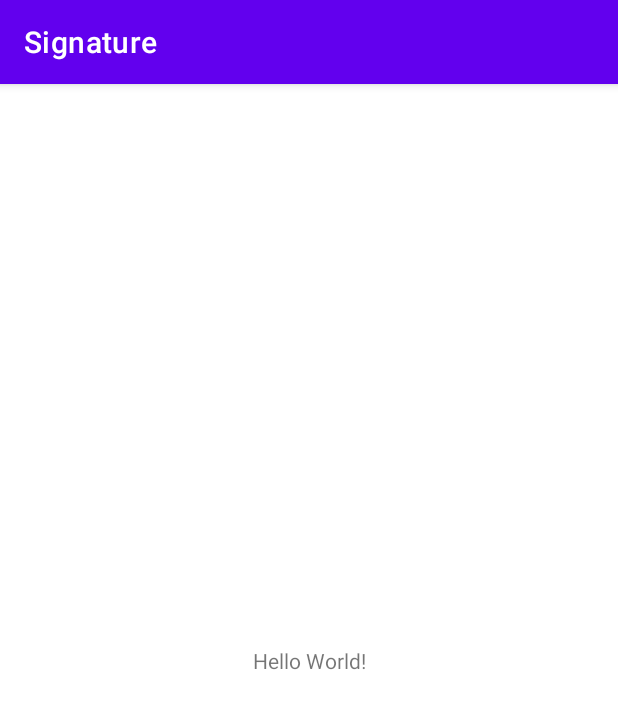
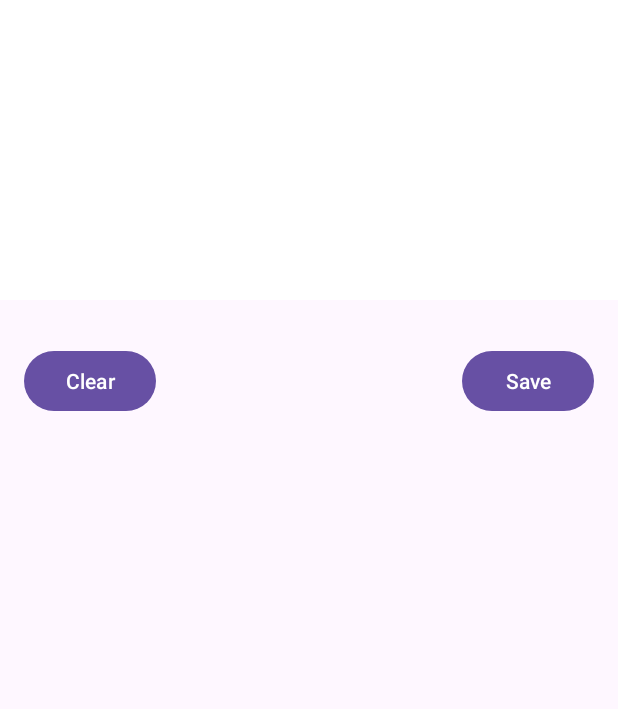
Before and after one commit to Concyline/Signature, an Android app: the screen it shows after launch (MainActivity), on a phone screen of 412 x 824 dp. Shown: the top 709 px of the screen. Run offline under Robolectric (Android 15) with nearby library versions, the phone set to English and light mode, and no system bars.

```diff
--- a/app/src/main/AndroidManifest.xml
+++ b/app/src/main/AndroidManifest.xml
@@ -1,9 +1,11 @@
 <?xml version="1.0" encoding="utf-8"?>
 <manifest xmlns:android="http://schemas.android.com/apk/res/android"
-    package="br.com.signature">
+    xmlns:tools="http://schemas.android.com/tools">
 
     <application
         android:allowBackup="true"
+        android:dataExtractionRules="@xml/data_extraction_rules"
+        android:fullBackupContent="@xml/backup_rules"
         android:icon="@mipmap/ic_launcher"
         android:label="@string/app_name"
         android:roundIcon="@mipmap/ic_launcher_round"
--- a/app/src/main/java/br/com/signature/MainActivity.java
+++ b/app/src/main/java/br/com/signature/MainActivity.java
@@ -1,14 +1,68 @@
 package br.com.signature;
 
+import android.graphics.Bitmap;
+import android.graphics.Color;
+import android.os.Bundle;
+import android.view.View;
+import android.widget.Button;
+import android.widget.ImageView;
+
+import androidx.activity.EdgeToEdge;
 import androidx.appcompat.app.AppCompatActivity;
-
-import android.os.Bundle;
+import androidx.core.graphics.Insets;
+import androidx.core.view.ViewCompat;
+import androidx.core.view.WindowInsetsCompat;
 
 public class MainActivity extends AppCompatActivity {
+
+    private SignaturePad mSignaturePad;
 
     @Override
     protected void onCreate(Bundle savedInstanceState) {
         super.onCreate(savedInstanceState);
+        EdgeToEdge.enable(this);
         setContentView(R.layout.activity_main);
+
+        mSignaturePad = findViewById(R.id.signature_pad);
+        mSignaturePad.setPenColor(Color.BLACK);
+
+        mSignaturePad.setOnSignedListener(new SignaturePad.OnSignedListener() {
+            @Override
+            public void onStartSigning() {
+                System.out.println("OnStartSigning");
+            }
+
+            @Override
+            public void onSigned() {
+                System.out.println("onSigned");
+            }
+
+            @Override
+            public void onClear() {
+                System.out.println("onClear");
+            }
+        });
+
+        findViewById(R.id.clear).setOnClickListener(new View.OnClickListener() {
+            @Override
+            public void onClick(View view) {
+                mSignaturePad.clear();
+            }
+        });
+
+
+        findViewById(R.id.save).setOnClickListener(new View.OnClickListener() {
+            @Override
+            public void onClick(View view) {
+                Bitmap signatureBitmap = mSignaturePad.getSignatureBitmap();
+
+                ImageView imageView = findViewById(R.id.imageView);
+
+                imageView.setImageBitmap(signatureBitmap);
+
+                int x = 0;
+            }
+        });
+
     }
 }
--- a/app/src/main/res/layout/activity_main.xml
+++ b/app/src/main/res/layout/activity_main.xml
@@ -2,17 +2,52 @@
 <androidx.constraintlayout.widget.ConstraintLayout xmlns:android="http://schemas.android.com/apk/res/android"
     xmlns:app="http://schemas.android.com/apk/res-auto"
     xmlns:tools="http://schemas.android.com/tools"
+    android:id="@+id/main"
     android:layout_width="match_parent"
     android:layout_height="match_parent"
     tools:context=".MainActivity">
 
-    <TextView
+    <br.com.signature.SignaturePad
+        android:id="@+id/signature_pad"
+        android:layout_width="0dp"
+        android:layout_height="200dp"
+        android:background="#FFF"
+        app:layout_constraintBottom_toBottomOf="parent"
+        app:layout_constraintEnd_toEndOf="parent"
+        app:layout_constraintHorizontal_bias="0.0"
+        app:layout_constraintStart_toStartOf="parent"
+        app:layout_constraintTop_toTopOf="parent"
+        app:layout_constraintVertical_bias="0.0"
+        app:penColor="@android:color/black" />
+
+    <Button
+        android:id="@+id/clear"
         android:layout_width="wrap_content"
         android:layout_height="wrap_content"
-        android:text="Hello World!"
-        app:layout_constraintBottom_toBottomOf="parent"
-        app:layout_constraintLeft_toLeftOf="parent"
-        app:layout_constraintRight_toRightOf="parent"
-        app:layout_constraintTop_toTopOf="parent" />
+        android:layout_marginStart="16dp"
+        android:layout_marginTop="30dp"
+        android:text="Clear"
+        app:layout_constraintStart_toStartOf="parent"
+        app:layout_constraintTop_toBottomOf="@+id/signature_pad" />
+
+    <Button
+        android:id="@+id/save"
+        android:layout_width="wrap_content"
+        android:layout_height="wrap_content"
+        android:layout_marginTop="30dp"
+        android:layout_marginEnd="16dp"
+        android:text="Save"
+        app:layout_constraintEnd_toEndOf="parent"
+        app:layout_constraintTop_toBottomOf="@+id/signature_pad" />
+
+    <ImageView
+        android:id="@+id/imageView"
+        android:layout_width="wrap_content"
+        android:layout_height="wrap_content"
+        android:layout_marginTop="197dp"
+        app:layout_constraintEnd_toEndOf="parent"
+        app:layout_constraintStart_toStartOf="parent"
+        app:layout_constraintTop_toBottomOf="@+id/signature_pad"
+        tools:srcCompat="@tools:sample/avatars" />
 
 </androidx.constraintlayout.widget.ConstraintLayout>
--- a/app/src/main/res/mipmap-anydpi-v26/ic_launcher.xml
+++ b/app/src/main/res/mipmap-anydpi-v26/ic_launcher.xml
@@ -2,4 +2,5 @@
 <adaptive-icon xmlns:android="http://schemas.android.com/apk/res/android">
     <background android:drawable="@drawable/ic_launcher_background" />
     <foreground android:drawable="@drawable/ic_launcher_foreground" />
+    <monochrome android:drawable="@drawable/ic_launcher_foreground" />
 </adaptive-icon>
--- a/app/src/main/res/mipmap-anydpi-v26/ic_launcher_round.xml
+++ b/app/src/main/res/mipmap-anydpi-v26/ic_launcher_round.xml
@@ -2,4 +2,5 @@
 <adaptive-icon xmlns:android="http://schemas.android.com/apk/res/android">
     <background android:drawable="@drawable/ic_launcher_background" />
     <foreground android:drawable="@drawable/ic_launcher_foreground" />
+    <monochrome android:drawable="@drawable/ic_launcher_foreground" />
 </adaptive-icon>
--- a/app/src/main/res/values-night/themes.xml
+++ b/app/src/main/res/values-night/themes.xml
@@ -1,16 +1,7 @@
 <resources xmlns:tools="http://schemas.android.com/tools">
     <!-- Base application theme. -->
-    <style name="Theme.Signature" parent="Theme.MaterialComponents.DayNight.DarkActionBar">
-        <!-- Primary brand color. -->
-        <item name="colorPrimary">@color/purple_200</item>
-        <item name="colorPrimaryVariant">@color/purple_700</item>
-        <item name="colorOnPrimary">@color/black</item>
-        <!-- Secondary brand color. -->
-        <item name="colorSecondary">@color/teal_200</item>
-        <item name="colorSecondaryVariant">@color/teal_200</item>
-        <item name="colorOnSecondary">@color/black</item>
-        <!-- Status bar color. -->
-        <item name="android:statusBarColor" tools:targetApi="l">?attr/colorPrimaryVariant</item>
-        <!-- Customize your theme here. -->
+    <style name="Base.Theme.Signature" parent="Theme.Material3.DayNight.NoActionBar">
+        <!-- Customize your dark theme here. -->
+        <!-- <item name="colorPrimary">@color/my_dark_primary</item> -->
     </style>
 </resources>
--- a/app/src/main/res/values/colors.xml
+++ b/app/src/main/res/values/colors.xml
@@ -1,10 +1,5 @@
 <?xml version="1.0" encoding="utf-8"?>
 <resources>
-    <color name="purple_200">#FFBB86FC</color>
-    <color name="purple_500">#FF6200EE</color>
-    <color name="purple_700">#FF3700B3</color>
-    <color name="teal_200">#FF03DAC5</color>
-    <color name="teal_700">#FF018786</color>
     <color name="black">#FF000000</color>
     <color name="white">#FFFFFFFF</color>
 </resources>
--- a/app/src/main/res/values/themes.xml
+++ b/app/src/main/res/values/themes.xml
@@ -1,16 +1,9 @@
 <resources xmlns:tools="http://schemas.android.com/tools">
     <!-- Base application theme. -->
-    <style name="Theme.Signature" parent="Theme.MaterialComponents.DayNight.DarkActionBar">
-        <!-- Primary brand color. -->
-        <item name="colorPrimary">@color/purple_500</item>
-        <item name="colorPrimaryVariant">@color/purple_700</item>
-        <item name="colorOnPrimary">@color/white</item>
-        <!-- Secondary brand color. -->
-        <item name="colorSecondary">@color/teal_200</item>
-        <item name="colorSecondaryVariant">@color/teal_700</item>
-        <item name="colorOnSecondary">@color/black</item>
-        <!-- Status bar color. -->
-        <item name="android:statusBarColor" tools:targetApi="l">?attr/colorPrimaryVariant</item>
-        <!-- Customize your theme here. -->
+    <style name="Base.Theme.Signature" parent="Theme.Material3.DayNight.NoActionBar">
+        <!-- Customize your light theme here. -->
+        <!-- <item name="colorPrimary">@color/my_light_primary</item> -->
     </style>
+
+    <style name="Theme.Signature" parent="Base.Theme.Signature" />
 </resources>
--- a/gradle.properties
+++ b/gradle.properties
@@ -8,11 +8,11 @@
 # The setting is particularly useful for tweaking memory settings.
 org.gradle.jvmargs=-Xmx2048m -Dfile.encoding=UTF-8
 # When configured, Gradle will run in incubating parallel mode.
-# This option should only be used with decoupled projects. More details, visit
-# http://www.gradle.org/docs/current/userguide/multi_project_builds.html#sec:decoupled_projects
+# This option should only be used with decoupled projects. For more details, visit
+# https://developer.android.com/r/tools/gradle-multi-project-decoupled-projects
 # org.gradle.parallel=true
 # AndroidX package structure to make it clearer which packages are bundled with the
-# Android operating system, and which are packaged with your app"s APK
+# Android operating system, and which are packaged with your app's APK
 # https://developer.android.com/topic/libraries/support-library/androidx-rn
 android.useAndroidX=true
 # Enables namespacing of each library's R class so that its R class includes only the
```
Also changed, not shown: app/build.gradle (+14 -11 lines), app/src/main/res/xml/backup_rules.xml (added, +13 -0 lines), app/src/main/res/xml/data_extraction_rules.xml (added, +19 -0 lines), build.gradle (+2 -6 lines), gradle/libs.versions.toml (added, +24 -0 lines), settings.gradle (+9 -2 lines), signature/build.gradle (+29 -12 lines), gradle/wrapper/gradle-wrapper.properties.
